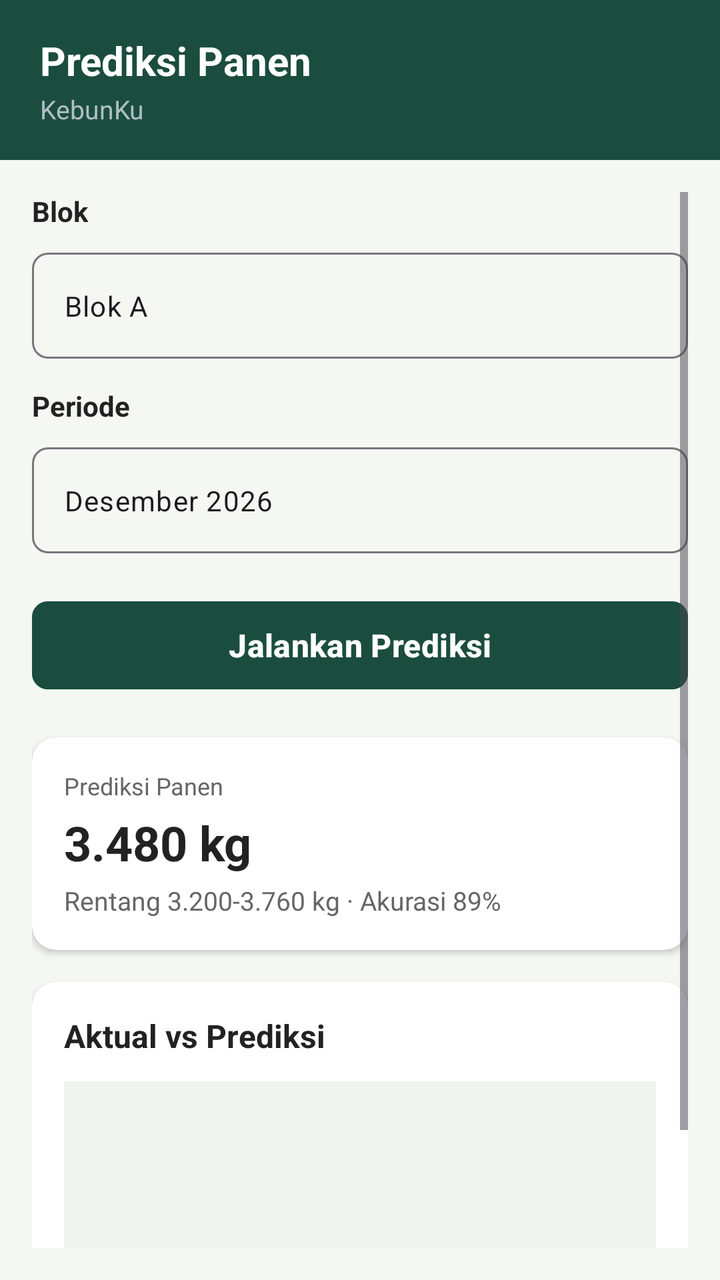
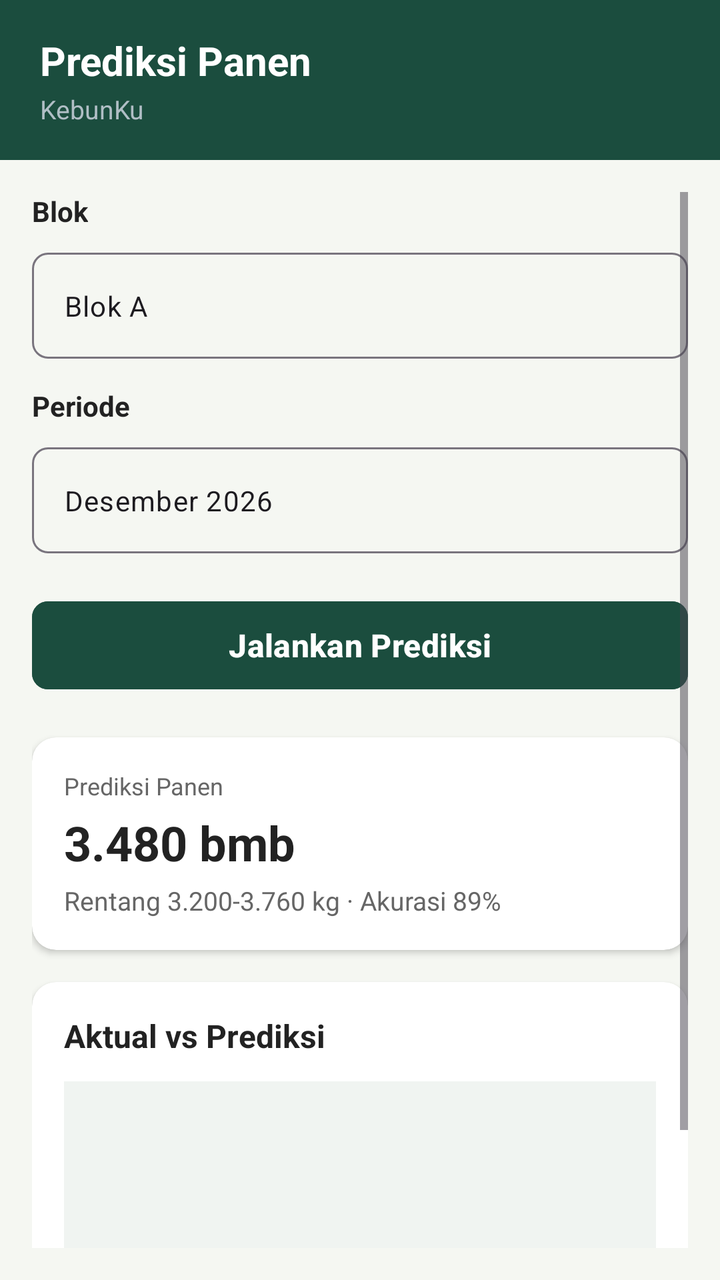

Screens rendered from an Android XML layout before and after an edit, with the pre-edit source and the edit as a unified diff.
<!-- AndroidManifest.xml: application theme Theme.SmartCoffeeFarm -->
<!-- res/layout/activity_prediksi_panen.xml -->
<?xml version="1.0" encoding="utf-8"?>
<LinearLayout xmlns:android="http://schemas.android.com/apk/res/android"
    xmlns:app="http://schemas.android.com/apk/res-auto"
    android:layout_width="match_parent"
    android:layout_height="match_parent"
    android:background="@color/app_background"
    android:orientation="vertical">

    
    <LinearLayout
        android:layout_width="match_parent"
        android:layout_height="80dp"
        android:background="@color/primary_dark_green"
        android:gravity="center_vertical"
        android:orientation="vertical"
        android:paddingHorizontal="20dp"
        android:paddingVertical="14dp">

        <TextView
            android:layout_width="wrap_content"
            android:layout_height="wrap_content"
            android:text="Prediksi Panen"
            android:textColor="@color/white"
            android:textSize="20sp"
            android:textStyle="bold" />

        <TextView
            android:layout_width="wrap_content"
            android:layout_height="wrap_content"
            android:layout_marginTop="2dp"
            android:text="KebunKu"
            android:textColor="#B0BEC5"
            android:textSize="13sp" />
    </LinearLayout>

    <ScrollView
        android:layout_width="match_parent"
        android:layout_height="match_parent"
        android:fillViewport="true"
        android:padding="16dp">

        <LinearLayout
            android:layout_width="match_parent"
            android:layout_height="wrap_content"
            android:orientation="vertical">

            
            <TextView
                android:layout_width="wrap_content"
                android:layout_height="wrap_content"
                android:text="Blok"
                android:textColor="@color/text_primary"
                android:textSize="14sp"
                android:textStyle="bold" />

            <com.google.android.material.textfield.TextInputLayout
                style="@style/Widget.Material3.TextInputLayout.OutlinedBox"
                android:layout_width="match_parent"
                android:layout_height="wrap_content"
                android:layout_marginTop="6dp"
                app:boxCornerRadiusBottomEnd="8dp"
                app:boxCornerRadiusBottomStart="8dp"
                app:boxCornerRadiusTopEnd="8dp"
                app:boxCornerRadiusTopStart="8dp">

                <com.google.android.material.textfield.TextInputEditText
                    android:id="@+id/etBlokPrediksi"
                    android:layout_width="match_parent"
                    android:layout_height="wrap_content"
                    android:text="Blok A"
                    android:textSize="14sp" />
            </com.google.android.material.textfield.TextInputLayout>

            
            <TextView
                android:layout_width="wrap_content"
                android:layout_height="wrap_content"
                android:layout_marginTop="14dp"
                android:text="Periode"
                android:textColor="@color/text_primary"
                android:textSize="14sp"
                android:textStyle="bold" />

            <com.google.android.material.textfield.TextInputLayout
                style="@style/Widget.Material3.TextInputLayout.OutlinedBox"
                android:layout_width="match_parent"
                android:layout_height="wrap_content"
                android:layout_marginTop="6dp"
                app:boxCornerRadiusBottomEnd="8dp"
                app:boxCornerRadiusBottomStart="8dp"
                app:boxCornerRadiusTopEnd="8dp"
                app:boxCornerRadiusTopStart="8dp">

                <com.google.android.material.textfield.TextInputEditText
                    android:id="@+id/etPeriodePrediksi"
                    android:layout_width="match_parent"
                    android:layout_height="wrap_content"
                    android:text="Desember 2026"
                    android:textSize="14sp" />
            </com.google.android.material.textfield.TextInputLayout>

            
            <com.google.android.material.button.MaterialButton
                android:id="@+id/btnJalankanPrediksi"
                android:layout_width="match_parent"
                android:layout_height="52dp"
                android:layout_marginTop="20dp"
                android:backgroundTint="@color/primary_dark_green"
                android:text="Jalankan Prediksi"
                android:textAllCaps="false"
                android:textColor="@color/white"
                android:textSize="16sp"
                android:textStyle="bold"
                app:cornerRadius="8dp" />

            
            <androidx.cardview.widget.CardView
                android:layout_width="match_parent"
                android:layout_height="wrap_content"
                android:layout_marginTop="20dp"
                app:cardBackgroundColor="@color/card_background"
                app:cardCornerRadius="12dp"
                app:cardElevation="2dp">

                <LinearLayout
                    android:layout_width="match_parent"
                    android:layout_height="wrap_content"
                    android:orientation="vertical"
                    android:padding="16dp">

                    <TextView
                        android:layout_width="wrap_content"
                        android:layout_height="wrap_content"
                        android:text="Prediksi Panen"
                        android:textColor="@color/text_secondary"
                        android:textSize="12sp" />

                    <TextView
                        android:id="@+id/tvPredictedYield"
                        android:layout_width="wrap_content"
                        android:layout_height="wrap_content"
                        android:layout_marginTop="4dp"
                        android:text="3.480 kg"
                        android:textColor="@color/text_primary"
                        android:textSize="24sp"
                        android:textStyle="bold" />

                    <TextView
                        android:id="@+id/tvPredictionDetails"
                        android:layout_width="wrap_content"
                        android:layout_height="wrap_content"
                        android:layout_marginTop="4dp"
                        android:text="Rentang 3.200-3.760 kg · Akurasi 89%"
                        android:textColor="@color/text_secondary"
                        android:textSize="13sp" />
                </LinearLayout>
            </androidx.cardview.widget.CardView>

            
            <androidx.cardview.widget.CardView
                android:layout_width="match_parent"
                android:layout_height="wrap_content"
                android:layout_marginTop="16dp"
                android:layout_marginBottom="24dp"
                app:cardBackgroundColor="@color/card_background"
                app:cardCornerRadius="12dp"
                app:cardElevation="2dp">

                <LinearLayout
                    android:layout_width="match_parent"
                    android:layout_height="wrap_content"
                    android:orientation="vertical"
                    android:padding="16dp">

                    <TextView
                        android:layout_width="wrap_content"
                        android:layout_height="wrap_content"
                        android:text="Aktual vs Prediksi"
                        android:textColor="@color/text_primary"
                        android:textSize="16sp"
                        android:textStyle="bold" />

                    
                    <View
                        android:layout_width="match_parent"
                        android:layout_height="130dp"
                        android:layout_marginTop="12dp"
                        android:background="#F0F4F1" />

                </LinearLayout>
            </androidx.cardview.widget.CardView>

        </LinearLayout>
    </ScrollView>

</LinearLayout>
<!-- resources referenced by this layout -->
<resources>
  <color name="app_background">#F5F7F2</color>
  <color name="card_background">#FFFFFFFF</color>
  <color name="primary_dark_green">#1B4D3E</color>
  <color name="text_primary">#222222</color>
  <color name="text_secondary">#666666</color>
  <color name="white">#FFFFFFFF</color>
  <style name="Theme.SmartCoffeeFarm" parent="Base.Theme.SmartCoffeeFarm" />
  <style name="Base.Theme.SmartCoffeeFarm" parent="Theme.Material3.DayNight.NoActionBar">
          <item name="colorPrimary">@color/primary_dark_green</item>
          <item name="colorSecondary">@color/primary_dark_green</item>
          <item name="android:windowBackground">@color/app_background</item>
          <item name="colorSurface">@color/card_background</item>
      </style>
</resources>

<!-- the commit's change to res/layout/activity_prediksi_panen.xml (unified diff, before → after) -->
@@ -140,7 +140,7 @@
                         android:layout_width="wrap_content"
                         android:layout_height="wrap_content"
                         android:layout_marginTop="4dp"
-                        android:text="3.480 kg"
+                        android:text="3.480 bmb"
                         android:textColor="@color/text_primary"
                         android:textSize="24sp"
                         android:textStyle="bold" />
